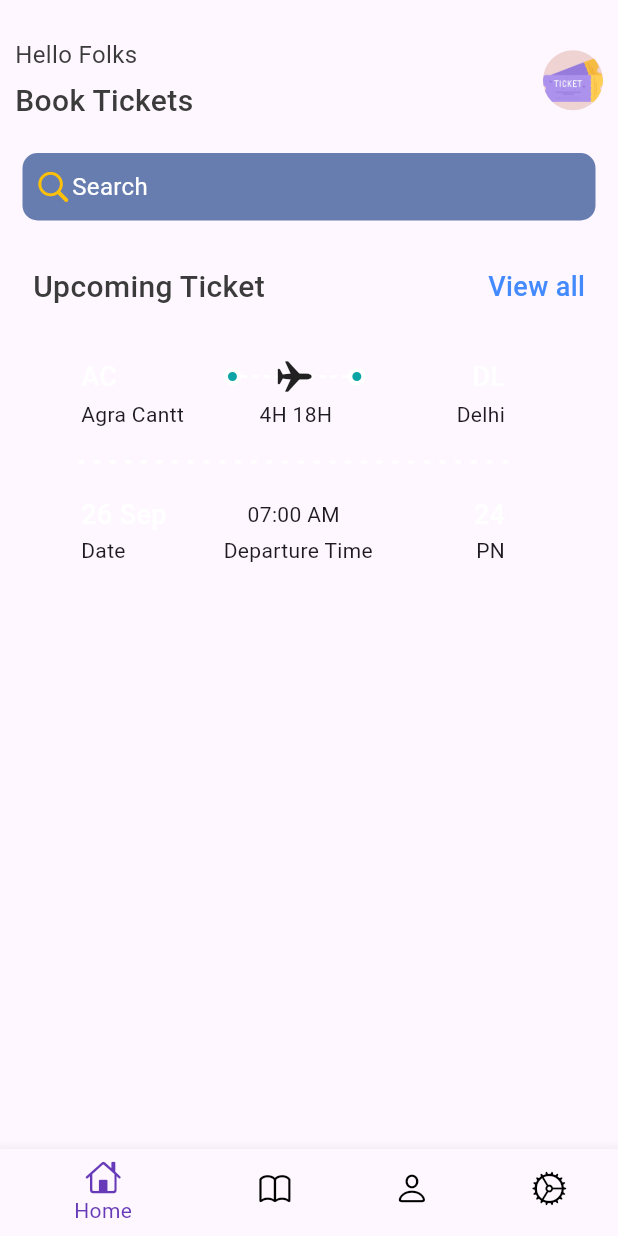
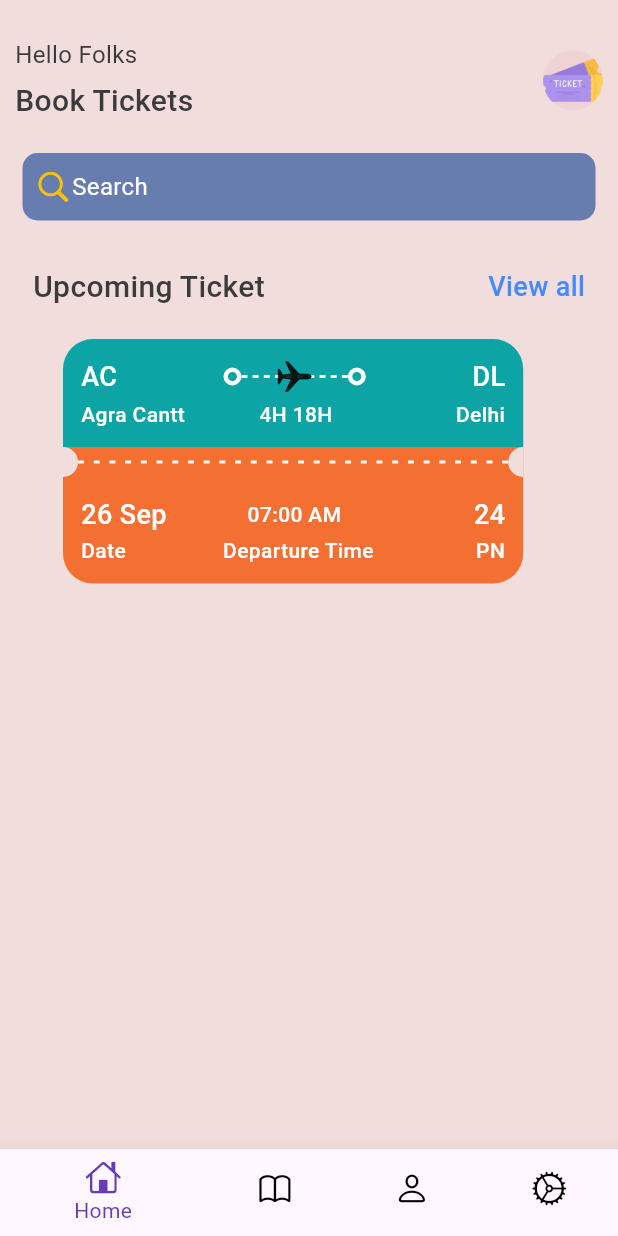
Before and after one commit to tarun1sisodia/Android-Studio-Flutter, a Flutter app: the screen it shows after launch, on a phone screen of 412 x 824 dp. Run offline on Flutter 3.47's test engine with Material 3 defaults, Android fonts, the light colour scheme and no system bars.

Commit message:
Add more colors, textStyles

```diff
--- a/checkup2/lib/base/res/styles/app_styles.dart
+++ b/checkup2/lib/base/res/styles/app_styles.dart
@@ -4,9 +4,13 @@ Color primary = const Color(0xff4768b6);
 
 class AppStyles {
   static Color primarycolor = primary;
+  static Color backcolor = const Color(0xfff1dedc);
   static Color textcolor = const Color(0xff3b3b3b);
-  static Color textblue = const Color(0xff4396a9);
-
+  static Color orange = const Color(0xfff37032);
+  static Color bluetype = const Color(0xFF4768B6);
+  static Color cyan = const Color(0xff0ca4a5);
+  static Color amber = Colors.amber;
+  static Color purpleaccent = Colors.deepPurpleAccent;
   //Text Style for normal
   static TextStyle textStyle = TextStyle(
       fontWeight: FontWeight.w400,
@@ -29,10 +33,9 @@ class AppStyles {
     color: primarycolor,
     // fontFamily: 'Roboto'
   );
-  static TextStyle textStyle3 = TextStyle(
+  static TextStyle ticketstyle = TextStyle(
     fontWeight: FontWeight.w500,
-    fontSize: 18,
+    fontSize: 14,
     color: Colors.white,
-    // fontFamily: 'Times new roman'
   );
 }
```
